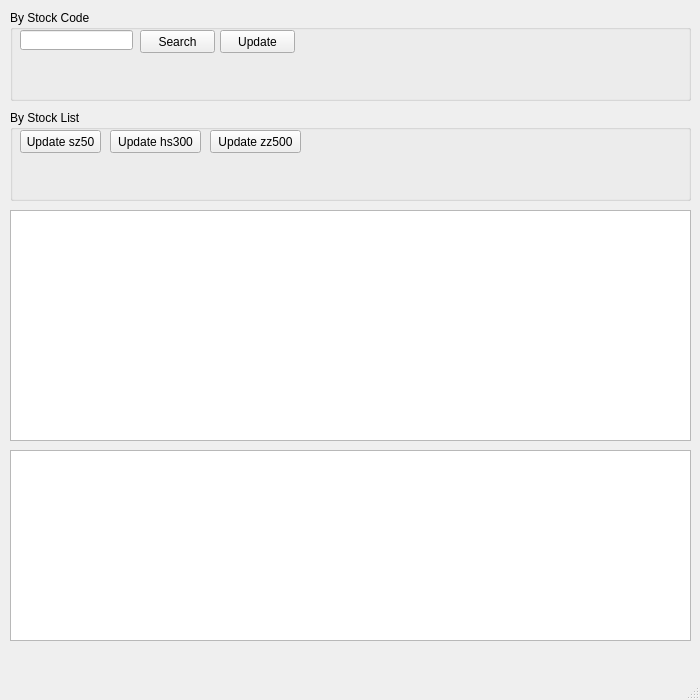
Qt form ui/home.ui (ApoloTeam/Apolo) before a commit.
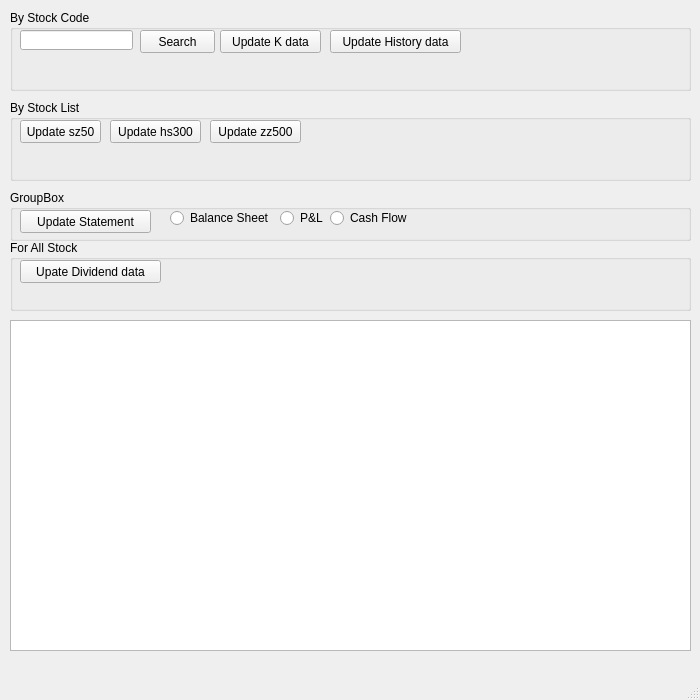
The same form after that commit.

Patch:
```diff
--- a/ui/home.ui
+++ b/ui/home.ui
@@ -20,7 +20,7 @@
       <x>10</x>
       <y>10</y>
       <width>681</width>
-      <height>91</height>
+      <height>81</height>
      </rect>
     </property>
     <property name="title">
@@ -54,12 +54,25 @@
       <rect>
        <x>210</x>
        <y>20</y>
-       <width>75</width>
+       <width>101</width>
        <height>23</height>
       </rect>
      </property>
      <property name="text">
-      <string>Update</string>
+      <string>Update K data</string>
+     </property>
+    </widget>
+    <widget class="QPushButton" name="btn_update_hist_data">
+     <property name="geometry">
+      <rect>
+       <x>320</x>
+       <y>20</y>
+       <width>131</width>
+       <height>23</height>
+      </rect>
+     </property>
+     <property name="text">
+      <string>Update History data</string>
      </property>
     </widget>
    </widget>
@@ -67,9 +80,9 @@
     <property name="geometry">
      <rect>
       <x>10</x>
-      <y>110</y>
+      <y>100</y>
       <width>681</width>
-      <height>91</height>
+      <height>81</height>
      </rect>
     </property>
     <property name="title">
@@ -115,25 +128,124 @@
      </property>
     </widget>
    </widget>
-   <widget class="QPlainTextEdit" name="plainTextEdit">
+   <widget class="QTextEdit" name="textEdit">
     <property name="geometry">
      <rect>
       <x>10</x>
-      <y>450</y>
+      <y>320</y>
       <width>681</width>
-      <height>191</height>
+      <height>331</height>
      </rect>
     </property>
+    <property name="lineWrapMode">
+     <enum>QTextEdit::WidgetWidth</enum>
+    </property>
+    <property name="overwriteMode">
+     <bool>false</bool>
+    </property>
    </widget>
-   <widget class="QTextBrowser" name="textBrowser">
+   <widget class="QGroupBox" name="for_all_stock">
     <property name="geometry">
      <rect>
       <x>10</x>
-      <y>210</y>
+      <y>240</y>
       <width>681</width>
-      <height>231</height>
+      <height>71</height>
      </rect>
     </property>
+    <property name="title">
+     <string>For All Stock</string>
+    </property>
+    <property name="checkable">
+     <bool>false</bool>
+    </property>
+    <widget class="QPushButton" name="btn_update_divi_data">
+     <property name="geometry">
+      <rect>
+       <x>10</x>
+       <y>20</y>
+       <width>141</width>
+       <height>23</height>
+      </rect>
+     </property>
+     <property name="text">
+      <string>Upate Dividend data</string>
+     </property>
+    </widget>
+   </widget>
+   <widget class="QGroupBox" name="groupBox">
+    <property name="geometry">
+     <rect>
+      <x>10</x>
+      <y>190</y>
+      <width>681</width>
+      <height>51</height>
+     </rect>
+    </property>
+    <property name="title">
+     <string>GroupBox</string>
+    </property>
+    <widget class="QPushButton" name="btn_update_statement">
+     <property name="geometry">
+      <rect>
+       <x>10</x>
+       <y>20</y>
+       <width>131</width>
+       <height>23</height>
+      </rect>
+     </property>
+     <property name="text">
+      <string>Update Statement</string>
+     </property>
+    </widget>
+    <widget class="QRadioButton" name="rdb_bs">
+     <property name="geometry">
+      <rect>
+       <x>160</x>
+       <y>20</y>
+       <width>101</width>
+       <height>16</height>
+      </rect>
+     </property>
+     <property name="text">
+      <string>Balance Sheet</string>
+     </property>
+    </widget>
+    <widget class="QRadioButton" name="rdb_pl">
+     <property name="geometry">
+      <rect>
+       <x>270</x>
+       <y>20</y>
+       <width>89</width>
+       <height>16</height>
+      </rect>
+     </property>
+     <property name="whatsThis">
+      <string>P&amp;L Statement</string>
+     </property>
+     <property name="text">
+      <string>P&amp;&amp;L</string>
+     </property>
+     <property name="checkable">
+      <bool>true</bool>
+     </property>
+     <property name="checked">
+      <bool>false</bool>
+     </property>
+    </widget>
+    <widget class="QRadioButton" name="rdb_cash">
+     <property name="geometry">
+      <rect>
+       <x>320</x>
+       <y>20</y>
+       <width>89</width>
+       <height>16</height>
+      </rect>
+     </property>
+     <property name="text">
+      <string>Cash Flow</string>
+     </property>
+    </widget>
    </widget>
   </widget>
   <widget class="QMenuBar" name="menubar">
```
Left out of the diff: 8 changed lines with no effect on the pictures.
